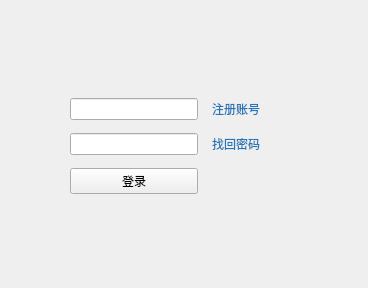
Old version of the form frontend_pc/src/app/login/loginform.ui in the repository zhangzwwww/SE-finalwork.
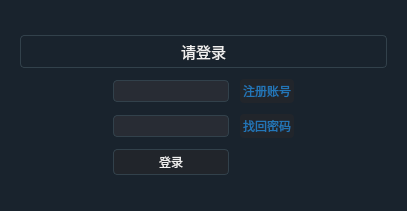
New version of the form. Icons and pictures are not drawn.

Patch:
```diff
--- a/frontend_pc/src/app/login/loginform.ui
+++ b/frontend_pc/src/app/login/loginform.ui
@@ -2,12 +2,15 @@
 <ui version="4.0">
  <class>LoginForm</class>
  <widget class="QDialog" name="LoginForm">
+  <property name="enabled">
+   <bool>true</bool>
+  </property>
   <property name="geometry">
    <rect>
     <x>0</x>
     <y>0</y>
-    <width>368</width>
-    <height>288</height>
+    <width>407</width>
+    <height>211</height>
    </rect>
   </property>
   <property name="sizePolicy">
@@ -19,53 +22,681 @@
   <property name="windowTitle">
    <string>登录</string>
   </property>
-  <widget class="QWidget" name="layoutWidget">
-   <property name="geometry">
-    <rect>
-     <x>70</x>
-     <y>91</y>
-     <width>198</width>
-     <height>111</height>
-    </rect>
+  <property name="styleSheet">
+   <string notr="true">
+*{font-family: Helvetica, 'Hiragino Sans GB', 'Microsoft Yahei', '微软雅黑', Arial, sans-serif;
+}
+
+
+QWidget
+{
+background-color: #19232D;
+}
+
+
+
+/* Button */
+QPushButton {
+    background-color: #21252B;
+    border: 1px solid #32414B;
+    color: #F0F0F0;
+    border-radius: 4px;
+    padding: 3px;
+    outline: none;
+}
+
+QPushButton:disabled {
+    background-color: #21252B;
+    border: 1px solid #32414B;
+    color: #787878;
+    border-radius: 4px;
+    padding: 3px;
+}
+
+QPushButton:checked {
+    background-color: #32414B;
+    border: 1px solid #32414B;
+    border-radius: 4px;
+    padding: 3px;
+    outline: none;
+}
+
+QPushButton:checked:disabled {
+    background-color: #19232D;
+    border: 1px solid #32414B;
+    color: #787878;
+    border-radius: 4px;
+    padding: 3px;
+    outline: none;
+}
+
+QPushButton::menu-indicator {
+    subcontrol-origin: padding;
+    subcontrol-position: bottom right;
+    bottom: 4px;
+}
+
+QPushButton:pressed {
+    background-color: #19232D;
+    border: 1px solid #19232D;
+}
+
+QPushButton:hover,
+QPushButton:checked:hover{
+    border: 1px solid #148CD2;
+    color: #F0F0F0;
+}
+
+QPushButton:selected,
+QPushButton:checked:selected{
+    background: #1464A0;
+    color: #32414B;
+}
+
+/* 输入框 */
+QAbstractSpinBox {
+    background-color: #282C34;
+    border: 1px solid #32414B;
+    color: #F0F0F0;
+    padding-top: 2px;     /* This fix  103, 111*/
+    padding-bottom: 2px;  /* This fix  103, 111*/
+    padding-left: 4px;
+    padding-right: 4px;
+    border-radius: 4px;
+    /* min-width: 5px; removed to fix 109 */
+}
+
+QAbstractSpinBox:up-button {
+    background-color: transparent #282C34;
+    subcontrol-origin: border;
+    subcontrol-position: top right;
+    border-left: 1px solid #32414B;
+    margin: 1px;
+}
+
+QAbstractSpinBox::up-arrow,
+QAbstractSpinBox::up-arrow:disabled,
+QAbstractSpinBox::up-arrow:off {
+    image: url(:/Icon/up_arrow_disabled);
+    width: 9px;
+    height: 9px;
+}
+
+QAbstractSpinBox::up-arrow:hover {
+    image: url(:/Icon/up_arrow);
+}
+
+QAbstractSpinBox:down-button {
+    background-color: transparent #282C34;
+    subcontrol-origin: border;
+    subcontrol-position: bottom right;
+    border-left: 1px solid #32414B;
+    margin: 1px;
+}
+
+QAbstractSpinBox::down-arrow,
+QAbstractSpinBox::down-arrow:disabled,
+QAbstractSpinBox::down-arrow:off {
+    image: url(:/Icon/down_arrow_disabled);
+    width: 9px;
+    height: 9px;
+}
+
+QAbstractSpinBox::down-arrow:hover {
+    image: url(:/Icon/down_arrow);
+}
+
+QAbstractSpinBox:hover{
+    border: 1px solid #148CD2;
+    color: #F0F0F0;
+}
+
+QAbstractSpinBox:selected {
+    background: #1464A0;
+    color: #32414B;
+}
+
+
+/* 标签 */
+QLabel {
+    border: 0px solid #32414B;
+    margin: 0px;
+    color: #F0F0F0;
+}
+
+QLabel::disabled {
+    border: 0px solid #32414B;
+    color: #787878;
+}
+
+
+/* 复选框 */
+QComboBox {
+    border: 1px solid #32414B;
+    border-radius: 4px;
+    selection-background-color: #1464A0;
+    padding-top: 2px;     /* This fix  #103, #111*/
+    padding-bottom: 2px;  /* This fix  #103, #111*/
+    padding-left: 4px;
+    padding-right: 4px;
+    background-color: #21252B;
+    color: #9DA5B4;
+}
+
+QComboBox:disabled {
+    background-color: #19232D;
+    color: #787878;
+}
+
+QComboBox:hover{
+    border: 1px solid #148CD2;
+}
+
+QComboBox:on {
+    selection-background-color: #19232D;
+}
+
+QComboBox QAbstractItemView {
+    background-color: #19232D;
+    border-radius: 4px;
+    border: 1px solid #32414B;
+    color: #9CA3B2;
+    selection-color: #9DA5B4;
+    selection-background-color: #32414B;
+}
+
+QComboBox::drop-down {
+    subcontrol-origin: padding;
+    subcontrol-position: top right;
+    width: 20px;
+    border-left-width: 0px;
+    border-left-color: #32414B;
+    border-left-style: solid;
+    border-top-right-radius: 3px;
+    border-bottom-right-radius: 3px;
+}
+
+QComboBox::down-arrow {
+    image: url(:/Icon/down_arrow_disabled);
+}
+
+QComboBox::down-arrow:on,
+QComboBox::down-arrow:hover,
+QComboBox::down-arrow:focus {
+    image: url(:/Icon/down_arrow);
+}
+
+
+/* Tab条 */
+QTabBar {
+    qproperty-drawBase: 0;
+    border-radius: 4px;
+    margin: 0px;
+    padding: 2px;
+    border: 0;
+
+    /* left: 5px; move to the right by 5px - removed for fix */
+    }
+
+QTabBar::close-button {
+    border: 0;
+    margin: 2px;
+    padding: 0;
+    image: url(:/Icon/close);
+}
+
+QTabBar::close-button:hover {
+    image: url(:/Icon/close-hover);
+}
+
+QTabBar::close-button:pressed {
+    image: url(:/Icon/close-pressed);
+}
+
+QTabBar::tab:top:selected:disabled {
+    border-bottom: 3px solid #14506E;
+    color: #787878;
+    background-color: #32414B;
+}
+
+QTabBar::tab:bottom:selected:disabled {
+    border-top: 3px solid #14506E;
+    color: #787878;
+    background-color: #32414B;
+}
+
+QTabBar::tab:left:selected:disabled {
+    border-left: 3px solid #14506E;
+    color: #787878;
+    background-color: #32414B;
+}
+
+QTabBar::tab:right:selected:disabled {
+    border-right: 3px solid #14506E;
+    color: #787878;
+    background-color: #32414B;
+}
+
+QTabBar::tab:top:!selected:disabled {
+    border-bottom: 3px solid #19232D;
+    color: #787878;
+    background-color: #19232D;
+}
+
+QTabBar::tab:bottom:!selected:disabled {
+    border-top: 3px solid #19232D;
+    color: #787878;
+    background-color: #19232D;
+}
+
+QTabBar::tab:left:!selected:disabled {
+    border-right: 3px solid #19232D;
+    color: #787878;
+    background-color: #19232D;
+}
+
+QTabBar::tab:right:!selected:disabled {
+    border-left: 3px solid #19232D;
+    color: #787878;
+    background-color: #19232D;
+}
+
+QTabBar::tab:top:!selected {
+    border-bottom: 2px solid #19232D;
+    margin-top: 2px;
+}
+
+QTabBar::tab:bottom:!selected {
+    border-top: 2px solid #19232D;
+    margin-bottom: 3px;
+}
+
+QTabBar::tab:left:!selected {
+    border-left: 2px solid #19232D;
+    margin-right: 2px;
+}
+
+QTabBar::tab:right:!selected {
+    border-right: 2px solid #19232D;
+    margin-left: 2px;
+}
+
+QTabBar::tab:top {
+    background-color: #21252B;
+    color: #F0F0F0;
+    margin-left: 2px;
+    padding-left: 4px;
+    padding-right: 4px;
+    padding-top: 2px;
+    padding-bottom: 2px;
+    min-width: 5px;
+    border-bottom: 3px solid #32414B;
+    border-top-left-radius: 3px;
+    border-top-right-radius: 3px;
+}
+
+QTabBar::tab:top:selected {
+    background-color: #282C34;
+    color: #F0F0F0;
+    border-bottom: 1px solid #1464A0;
+    border-top-left-radius: 3px;
+    border-top-right-radius: 3px;
+}
+
+QTabBar::tab:top:!selected:hover {
+    border: 1px solid #148CD2;
+    border-bottom: 3px solid #148CD2;
+    padding: 0px;
+}
+
+QTabBar::tab:bottom {
+    color: #F0F0F0;
+    border-top: 3px solid #32414B;
+    background-color: #32414B;
+    margin-left: 2px;
+    padding-left: 4px;
+    padding-right: 4px;
+    padding-top: 2px;
+    padding-bottom: 2px;
+    border-bottom-left-radius: 3px;
+    border-bottom-right-radius: 3px;
+    min-width: 5px;
+}
+
+QTabBar::tab:bottom:selected {
+    color: #F0F0F0;
+    background-color: #282C34;
+    border-top: 1px solid #1464A0;
+    border-bottom-left-radius: 3px;
+    border-bottom-right-radius: 3px;
+}
+
+QTabBar::tab:bottom:!selected:hover {
+    border: 1px solid #148CD2;
+    border-top: 3px solid #148CD2;
+    padding: 0px;
+}
+
+QTabBar::tab:left {
+    color: #F0F0F0;
+    background-color: #32414B;
+    margin-top: 2px;
+    padding-left: 2px;
+    padding-right: 2px;
+    padding-top: 4px;
+    padding-bottom: 4px;
+    border-top-right-radius: 3px;
+    border-bottom-right-radius: 3px;
+    min-height: 5px;
+}
+
+QTabBar::tab:left:selected {
+    color: #F0F0F0;
+    background-color: #282C34;
+    border-left: 1px solid #1464A0;
+    border-top-right-radius: 3px;
+    border-bottom-right-radius: 3px;
+}
+
+QTabBar::tab:left:!selected:hover {
+    border: 1px solid #148CD2;
+    border-left: 3px solid #148CD2;
+    padding: 0px;
+}
+
+QTabBar::tab:right {
+    color: #F0F0F0;
+    background-color: #32414B;
+    margin-top: 2px;
+    padding-left: 2px;
+    padding-right: 2px;
+    padding-top: 4px;
+    padding-bottom: 4px;
+    border-top-left-radius: 3px;
+    border-bottom-left-radius: 3px;
+    min-height: 5px;
+}
+
+QTabBar::tab:right:selected {
+    color: #F0F0F0;
+    background-color: #505F69;
+    border-right: 1px solid #1464A0;
+    border-top-left-radius: 3px;
+    border-bottom-left-radius: 3px;
+}
+
+QTabBar::tab:right:!selected:hover {
+    border: 1px solid #148CD2;
+    border-right: 3px solid #148CD2;
+    padding: 0px;
+}
+
+QTabBar QToolButton::right-arrow:enabled {
+    image: url(:/Icon/right_arrow);
+}
+
+QTabBar QToolButton::left-arrow:enabled {
+    image: url(:/Icon/left_arrow);
+}
+
+QTabBar QToolButton::right-arrow:disabled {
+    image: url(:/Icon/right_arrow_disabled);
+}
+
+QTabBar QToolButton::left-arrow:disabled {
+    image: url(:/Icon/left_arrow_disabled);
+}
+
+
+/* 滑动条 */
+QSlider:disabled {
+    background: #19232D;
+}
+
+QSlider:focus {
+    border: none;
+}
+
+QSlider::groove:horizontal {
+    background: #21252B;
+    border: 0px solid #32414B;
+    height: 4px;
+    margin: 0px;
+    border-radius: 4px;
+}
+
+QSlider::sub-page:horizontal {
+    background: #1464A0;
+    border: 0px solid #32414B;
+    height: 4px;
+    margin: 0px;
+    border-radius: 4px;
+}
+
+QSlider::sub-page:horizontal:disabled {
+    background: #14506E;
+}
+
+QSlider::handle:horizontal {
+    background: #787878;
+    border: 0px solid #32414B;
+    width: 8px;
+    height: 8px;
+    margin: -8px 0;
+    border-radius: 4px;
+}
+
+QSlider::handle:horizontal:hover {
+    background: #148CD2;
+    border: 0px solid #148CD2;
+}
+
+QSlider::groove:vertical {
+    background: #21252B;
+    border: 1px solid #32414B;
+    width: 4px;
+    margin: 0px;
+    border-radius: 4px;
+}
+
+QSlider::sub-page:vertical {
+    background: #1464A0;
+    border: 0px solid #32414B;
+    width: 4px;
+    margin: 0px;
+    border-radius: 4px;
+}
+
+QSlider::sub-page:vertical:disabled {
+    background: #14506E;
+}
+
+QSlider::handle:vertical {
+    background: #787878;
+    border: 0px solid #32414B;
+    width: 8px;
+    height: 8px;
+    margin: 0 -8px;
+    border-radius: 4px;
+}
+
+QSlider::handle:vertical:hover {
+    background: #148CD2;
+    border: 0px solid #148CD2;
+}
+
+
+/* 文本编辑框 */
+QLineEdit {
+    background-color: #282C34;
+    padding-top: 2px;     /* This QLineEdit fix  103, 111 */
+    padding-bottom: 2px;  /* This QLineEdit fix  103, 111 */
+    padding-left: 4px;
+    padding-right: 4px;
+    border-style: solid;
+    border: 1px solid #32414B;
+    border-radius: 4px;
+    color: #F0F0F0;
+}
+
+QLineEdit:disabled {
+    background-color: #282C34;
+    color: #787878;
+}
+
+QLineEdit:hover{
+    border: 1px solid #148CD2;
+    color: #F0F0F0;
+}
+
+QLineEdit:selected{
+    background: #1464A0;
+    color: #32414B;
+}
+
+
+/* 框 */
+QFrame {
+    border-radius: 4px;
+    border: 1px solid #32414B;
+}
+
+QFrame[frameShape=&quot;0&quot;] {
+    border-radius: 4px;
+    border: 1px transparent #32414B;
+}
+
+QFrame[height=&quot;3&quot;],
+QFrame[width=&quot;3&quot;] {
+    background-color: #19232D;
+}
+
+</string>
+  </property>
+  <layout class="QVBoxLayout" name="verticalLayout_2">
+   <property name="spacing">
+    <number>11</number>
    </property>
-   <layout class="QGridLayout" name="gridLayout">
-    <item row="0" column="0" colspan="2">
-     <widget class="QLineEdit" name="id_input"/>
-    </item>
-    <item row="1" column="2">
-     <widget class="QPushButton" name="retrive_button">
-      <property name="styleSheet">
-       <string notr="true">border: none;
-color: #2376b7;</string>
+   <property name="topMargin">
+    <number>11</number>
+   </property>
+   <item>
+    <widget class="QWidget" name="widget" native="true">
+     <layout class="QVBoxLayout" name="verticalLayout">
+      <property name="spacing">
+       <number>11</number>
       </property>
-      <property name="text">
-       <string>找回密码</string>
-      </property>
-     </widget>
-    </item>
-    <item row="0" column="2">
-     <widget class="QPushButton" name="sign_up_button">
-      <property name="styleSheet">
-       <string notr="true">border: none;
+      <item>
+       <spacer name="verticalSpacer_2">
+        <property name="orientation">
+         <enum>Qt::Vertical</enum>
+        </property>
+        <property name="sizeHint" stdset="0">
+         <size>
+          <width>20</width>
+          <height>40</height>
+         </size>
+        </property>
+       </spacer>
+      </item>
+      <item>
+       <widget class="QLabel" name="label">
+        <property name="font">
+         <font>
+          <family>Helvetica,Hiragino Sans GB,Microsoft Yahei,微软雅黑,Arial,sans-serif</family>
+          <pointsize>11</pointsize>
+         </font>
+        </property>
+        <property name="text">
+         <string>请登录</string>
+        </property>
+        <property name="alignment">
+         <set>Qt::AlignHCenter|Qt::AlignTop</set>
+        </property>
+       </widget>
+      </item>
+      <item>
+       <layout class="QGridLayout" name="gridLayout">
+        <item row="0" column="3">
+         <widget class="QPushButton" name="sign_up_button">
+          <property name="styleSheet">
+           <string notr="true">border: none;
 color: #2376b7;</string>
-      </property>
-      <property name="text">
-       <string>注册账号</string>
-      </property>
-     </widget>
-    </item>
-    <item row="2" column="0" colspan="2">
-     <widget class="QPushButton" name="sign_in_button">
-      <property name="text">
-       <string>登录</string>
-      </property>
-     </widget>
-    </item>
-    <item row="1" column="0" colspan="2">
-     <widget class="QLineEdit" name="pwd_input"/>
-    </item>
-   </layout>
-  </widget>
+          </property>
+          <property name="text">
+           <string>注册账号</string>
+          </property>
+         </widget>
+        </item>
+        <item row="1" column="0">
+         <spacer name="horizontalSpacer">
+          <property name="orientation">
+           <enum>Qt::Horizontal</enum>
+          </property>
+          <property name="sizeHint" stdset="0">
+           <size>
+            <width>40</width>
+            <height>20</height>
+           </size>
+          </property>
+         </spacer>
+        </item>
+        <item row="2" column="1" colspan="2">
+         <widget class="QPushButton" name="sign_in_button">
+          <property name="text">
+           <string>登录</string>
+          </property>
+         </widget>
+        </item>
+        <item row="1" column="3">
+         <widget class="QPushButton" name="retrive_button">
+          <property name="styleSheet">
+           <string notr="true">border: none;
+color: #2376b7;</string>
+          </property>
+          <property name="text">
+           <string>找回密码</string>
+          </property>
+         </widget>
+        </item>
+        <item row="1" column="1" colspan="2">
+         <widget class="QLineEdit" name="pwd_input"/>
+        </item>
+        <item row="0" column="1" colspan="2">
+         <widget class="QLineEdit" name="id_input"/>
+        </item>
+        <item row="1" column="4">
+         <spacer name="horizontalSpacer_2">
+          <property name="orientation">
+           <enum>Qt::Horizontal</enum>
+          </property>
+          <property name="sizeHint" stdset="0">
+           <size>
+            <width>40</width>
+            <height>20</height>
+           </size>
+          </property>
+         </spacer>
+        </item>
+       </layout>
+      </item>
+      <item>
+       <spacer name="verticalSpacer">
+        <property name="orientation">
+         <enum>Qt::Vertical</enum>
+        </property>
+        <property name="sizeHint" stdset="0">
+         <size>
+          <width>20</width>
+          <height>40</height>
+         </size>
+        </property>
+       </spacer>
+      </item>
+     </layout>
+    </widget>
+   </item>
+  </layout>
  </widget>
  <tabstops>
   <tabstop>retrive_button</tabstop>
```
